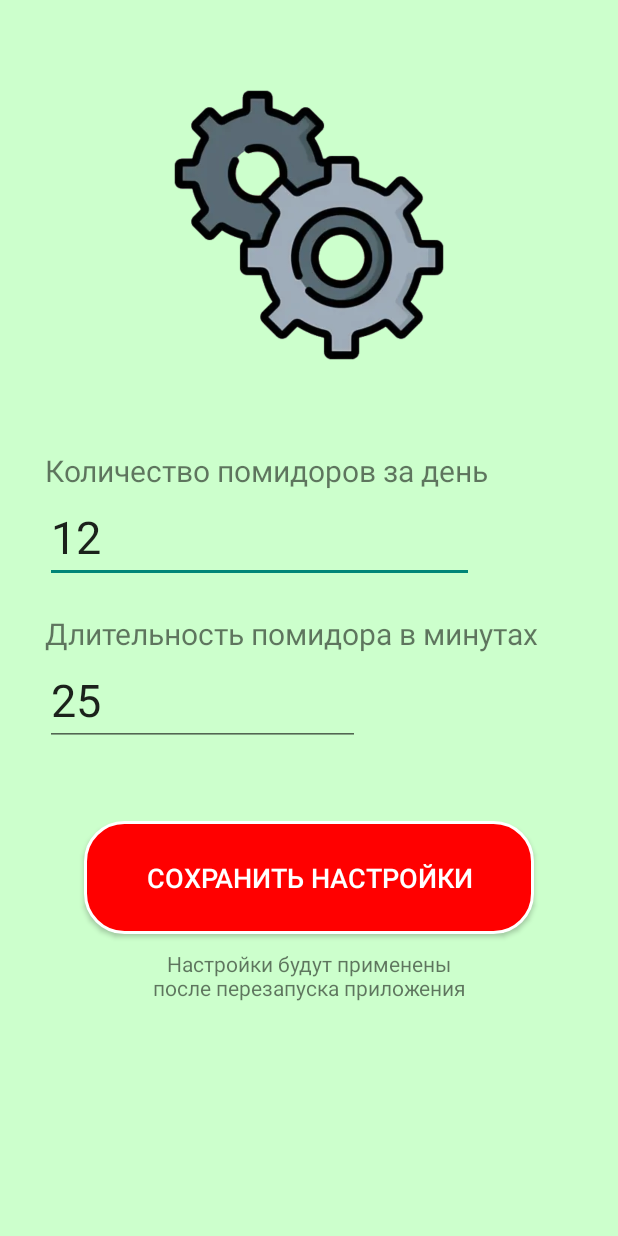
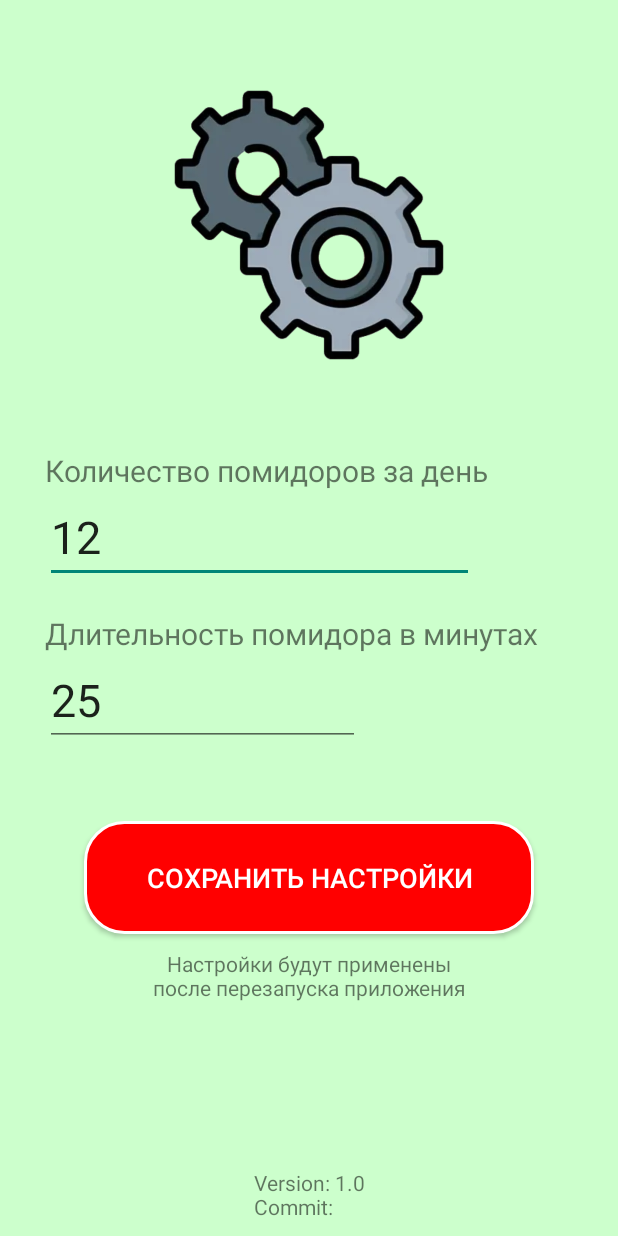
Before and after one commit to stanislavlyalin/pomodoro, an Android app: the SettingsActivity screen opened directly, with no data from a screen before it, on a phone screen of 412 x 824 dp. Run offline under Robolectric (Android 15) with nearby library versions, the phone set to English and light mode, and no system bars.

Commit message:
Commit hash is displayed in the application on the settings screen

```diff
--- a/app/build.gradle.kts
+++ b/app/build.gradle.kts
@@ -19,6 +19,10 @@ android {
     namespace = "com.stanislavlyalin.pomodoroapp"
     compileSdk = 34
 
+    buildFeatures {
+        buildConfig = true
+    }
+
     defaultConfig {
         applicationId = "com.stanislavlyalin.pomodoroapp"
         minSdk = 24
@@ -32,6 +36,7 @@ android {
         }
 
         archivesName = "enjoy-${gitCommitHash}"
+        buildConfigField("String", "COMMIT_HASH", "\"$gitCommitHash\"")
     }
 
     buildTypes {
--- a/app/src/main/java/com/stanislavlyalin/pomodoroapp/SettingsActivity.kt
+++ b/app/src/main/java/com/stanislavlyalin/pomodoroapp/SettingsActivity.kt
@@ -4,8 +4,10 @@ import android.content.SharedPreferences
 import android.os.Bundle
 import android.widget.Button
 import android.widget.EditText
+import android.widget.TextView
 import android.widget.Toast
 import androidx.appcompat.app.AppCompatActivity
+
 
 class SettingsActivity : AppCompatActivity() {
 
@@ -37,6 +39,11 @@ class SettingsActivity : AppCompatActivity() {
             ) / 60000).toString()
         )
 
+        // Displaying the application version
+        val commitHash = BuildConfig.COMMIT_HASH
+        val versionInfo = getString(R.string.version_info, BuildConfig.VERSION_NAME, commitHash)
+        findViewById<TextView>(R.id.appVersion).text = versionInfo
+
         saveButton.setOnClickListener {
             val newPomodoroCount = pomodoroCountInput.text.toString().toIntOrNull()
             val newPomodoroDuration = pomodoroDurationInput.text.toString().toLongOrNull()
--- a/app/src/main/res/layout/activity_settings.xml
+++ b/app/src/main/res/layout/activity_settings.xml
@@ -83,4 +83,14 @@
         app:layout_constraintStart_toStartOf="parent"
         app:layout_constraintTop_toBottomOf="@+id/save_button" />
 
+    <TextView
+        android:id="@+id/appVersion"
+        android:layout_width="wrap_content"
+        android:layout_height="wrap_content"
+        android:layout_marginBottom="10dp"
+        android:text="@string/version_info"
+        app:layout_constraintBottom_toBottomOf="parent"
+        app:layout_constraintEnd_toEndOf="parent"
+        app:layout_constraintStart_toStartOf="parent" />
+
 </androidx.constraintlayout.widget.ConstraintLayout>
--- a/app/src/main/res/values/strings.xml
+++ b/app/src/main/res/values/strings.xml
@@ -19,4 +19,5 @@
     <string name="withTomato">С помидором</string>
     <string name="withoutTomato">Без помидора</string>
     <string name="cancel">Отмена</string>
+    <string name="version_info">Version: %1$s\nCommit: %2$s</string>
 </resources>
```
